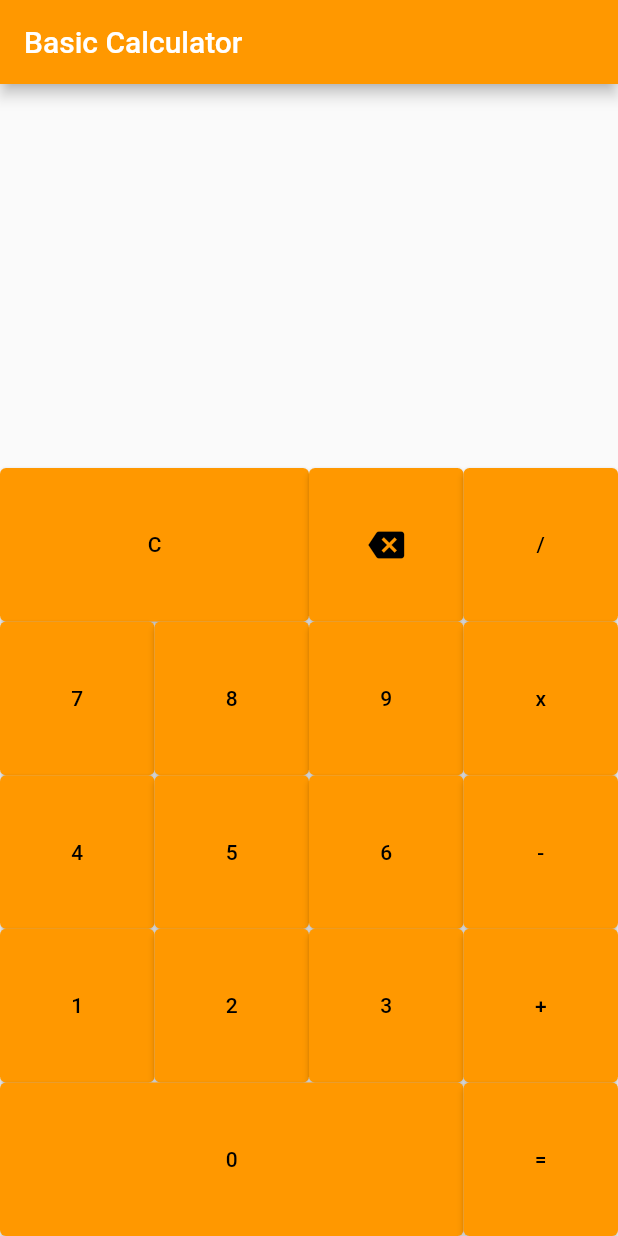
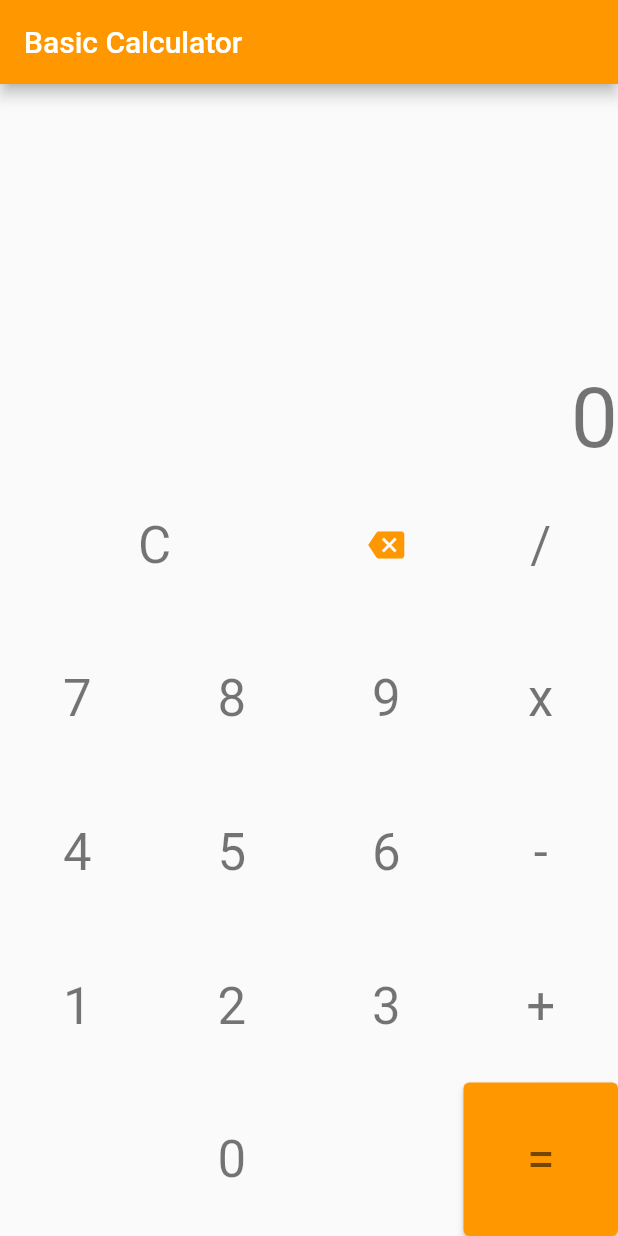
Before and after one commit to muhammadHaggy/calculator_2, a Flutter app: the screen it shows after launch, on a phone screen of 412 x 824 dp. Run offline on Flutter 3.47's test engine with Material 2 defaults, Android fonts, the phone set to English and light mode, and no system bars; drawn by our look-alikes of auto_size_text.

Commit message:
finishing layout

```diff
--- a/lib/main.dart
+++ b/lib/main.dart
@@ -1,3 +1,4 @@
+import 'package:auto_size_text/auto_size_text.dart';
 import 'package:flutter/material.dart';
 
 void main() {
@@ -45,9 +46,14 @@ class _MyHomePageState extends State<MyHomePage> {
   Widget buttonBuilder(String text, Function() onPressed, {int flex = 1}) {
     return Expanded(
       flex: flex,
-      child: ElevatedButton(
-        child: Text(text),
-        onPressed: onPressed,
+      child: Container(
+        child: TextButton(
+          child: Text(
+            text,
+            style: Theme.of(context).textTheme.headline4,
+          ),
+          onPressed: onPressed,
+        ),
       ),
     );
   }
@@ -72,6 +78,16 @@ class _MyHomePageState extends State<MyHomePage> {
                 key: Key("expanded_container_bagian_atas"),
                 width: double.infinity,
                 height: double.infinity,
+                child: Stack(
+                  alignment: Alignment.bottomRight,
+                  children: [
+                    AutoSizeText(
+                      '0',
+                      style: Theme.of(context).textTheme.headline2,
+                      maxLines: 1,
+                    )
+                  ],
+                ),
               ),
             ),
             Expanded(
@@ -95,7 +111,7 @@ class _MyHomePageState extends State<MyHomePage> {
                                 flex: 2,
                               ),
                               Expanded(
-                                child: ElevatedButton(
+                                child: TextButton(
                                   child: Icon(Icons.backspace),
                                   onPressed: () {},
                                 ),
@@ -154,7 +170,15 @@ class _MyHomePageState extends State<MyHomePage> {
                               () => null,
                               flex: 3,
                             ),
-                            buttonBuilder('=', () => null),
+                            Expanded(
+                              child: ElevatedButton(
+                                child: Text(
+                                  '=',
+                                  style: Theme.of(context).textTheme.headline4,
+                                ),
+                                onPressed: () {},
+                              ),
+                            )
                           ],
                         ),
                       ),
```
